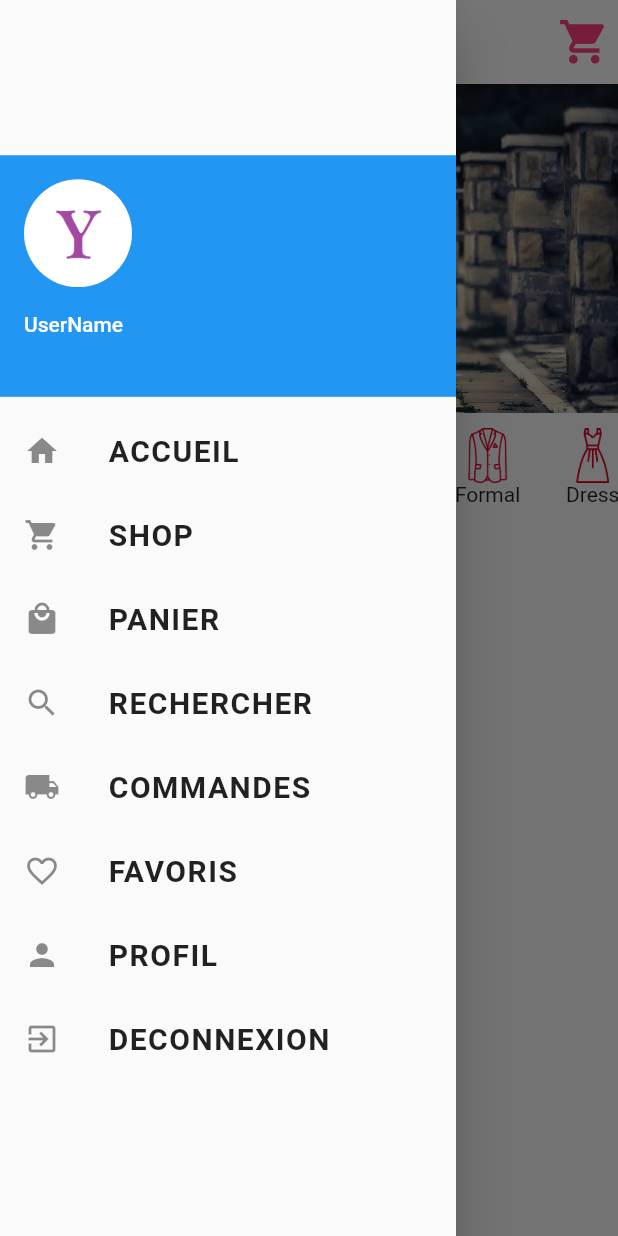
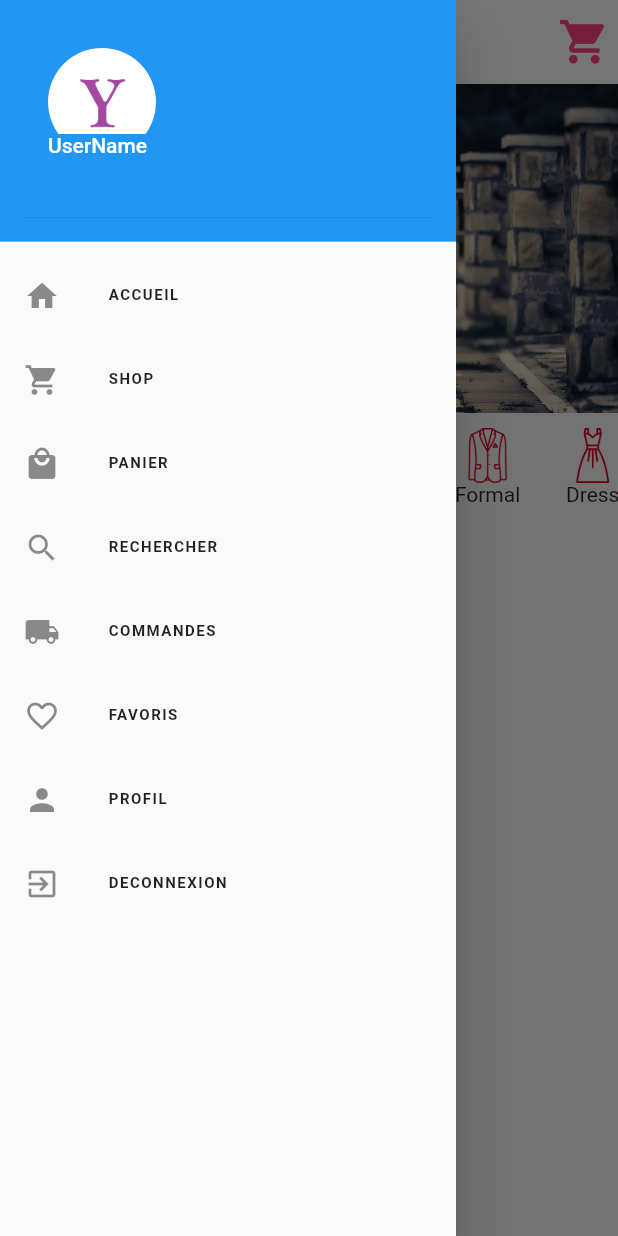
Before and after one commit to Alwil17/maella_shop, a Flutter app: the Home screen opened by its route, with the side drawer open, on a phone screen of 412 x 824 dp. Run offline on Flutter 3.47's test engine with Material 2 defaults, Android fonts, the phone set to English and light mode, and no system bars; our stand-ins replace carousel_pro, cloud_firestore, csv, device_preview, expandable, firebase_auth and 7 more; missing offline and left inert: corsac_jwt, jaguar_jwt, sliver_glue; accounts and stored records are empty.

Commit message:
Some bugs fixed

```diff
--- a/lib/component/loader.dart
+++ b/lib/component/loader.dart
@@ -11,8 +11,8 @@ class Loader{
               onWillPop: () async => false,
               child: Container(
                 key: key,
-                child: SpinKitFoldingCube(
-                  color: Colors.green,
+                child: SpinKitRing(
+                  color: Colors.pink,
                   size: 50.0,
                 ),
               )
--- a/lib/component/products/single.dart
+++ b/lib/component/products/single.dart
@@ -33,7 +33,7 @@ class SingleProduct extends StatelessWidget {
   Widget buildProduct(BuildContext context) {
     return Card(
       elevation: 10,
-      margin: EdgeInsets.all(10),
+      //margin: EdgeInsets.all(10),
       child: Container(
         width: MediaQuery.of(context).size.width / 2.25,
         height: MediaQuery.of(context).size.height / 3,
--- a/lib/component/sidebar.dart
+++ b/lib/component/sidebar.dart
@@ -20,15 +20,13 @@ Widget sidebar(BuildContext context){
 
   return SafeArea(
     child: Drawer(
-      child: Column(
-        mainAxisAlignment: MainAxisAlignment.center,
-        crossAxisAlignment: CrossAxisAlignment.center,
+      child: ListView(
+        padding: EdgeInsets.zero,
         children: <Widget>[
-          ListView(
-            shrinkWrap: true,
-            children: <Widget>[
-              Expanded(
-                flex: 2,
+          DrawerHeader(
+            decoration: BoxDecoration(
+              color: Colors.blue,
+            ),
             child: UserAccountsDrawerHeader(
 //              decoration: BoxDecoration(image: DecorationImage(image: AssetImage("img/mazzad.png"))),
               accountName: Text("UserName"),
@@ -44,7 +42,7 @@ Widget sidebar(BuildContext context){
                 title:Text(
                   'ACCUEIL',
                   style: TextStyle(
-                      fontSize: 20.0,
+                      fontSize: 10.0,
                       fontWeight: FontWeight.bold,
                       letterSpacing: 1.0
                   ),
@@ -58,7 +56,7 @@ Widget sidebar(BuildContext context){
                 title: Text(
                   'SHOP',
                   style: TextStyle(
-                      fontSize: 20.0,
+                      fontSize: 10.0,
                       fontWeight: FontWeight.bold,
                       letterSpacing: 1.0
                   ),
@@ -77,7 +75,7 @@ Widget sidebar(BuildContext context){
                 title: Text(
                   'PANIER',
                   style: TextStyle(
-                      fontSize: 20.0,
+                      fontSize: 10.0,
                       fontWeight: FontWeight.bold,
                       letterSpacing: 1.0
                   ),
@@ -97,7 +95,7 @@ Widget sidebar(BuildContext context){
                 title: Text(
                   'RECHERCHER',
                   style: TextStyle(
-                      fontSize: 20.0,
+                      fontSize: 10.0,
                       fontWeight: FontWeight.bold,
                       letterSpacing: 1.0
                   ),
@@ -108,7 +106,7 @@ Widget sidebar(BuildContext context){
                 title: Text(
                   'COMMANDES',
                   style: TextStyle(
-                      fontSize: 20.0,
+                      fontSize: 10.0,
                       fontWeight: FontWeight.bold,
                       letterSpacing: 1.0
                   ),
@@ -125,7 +123,7 @@ Widget sidebar(BuildContext context){
                 title: Text(
                   'FAVORIS',
                   style: TextStyle(
-                      fontSize: 20.0,
+                      fontSize: 10.0,
                       fontWeight: FontWeight.bold,
                       letterSpacing: 1.0
                   ),
@@ -142,7 +140,7 @@ Widget sidebar(BuildContext context){
                 title: Text(
                   'PROFIL',
                   style: TextStyle(
-                      fontSize: 20.0,
+                      fontSize: 10.0,
                       fontWeight: FontWeight.bold,
                       letterSpacing: 1.0
                   ),
@@ -159,7 +157,7 @@ Widget sidebar(BuildContext context){
                 title: Text(
                   'DECONNEXION',
                   style: TextStyle(
-                      fontSize: 20.0,
+                      fontSize: 10.0,
                       fontWeight: FontWeight.bold,
                       letterSpacing: 1.0
                   ),
@@ -170,8 +168,6 @@ Widget sidebar(BuildContext context){
               )
         ],
       )
-        ],
-      ),
     ),
   );
 }
--- a/lib/pages/checkout/addCreditCard.dart
+++ b/lib/pages/checkout/addCreditCard.dart
@@ -153,7 +153,7 @@ class _AddCreditCardState extends State<AddCreditCard> {
                       keyboardType: TextInputType.number,
                       validator: CreditCardValidation.validateCardNumber,
                       inputFormatters: [
-                        WhitelistingTextInputFormatter.digitsOnly,
+                        FilteringTextInputFormatter.digitsOnly,
                         LengthLimitingTextInputFormatter(16),
                         CardNumberInputFormatter()
                       ],
@@ -184,7 +184,7 @@ class _AddCreditCardState extends State<AddCreditCard> {
                       ),
                       keyboardType: TextInputType.number,
                       inputFormatters: [
-                        WhitelistingTextInputFormatter.digitsOnly,
+                        FilteringTextInputFormatter.digitsOnly,
                         LengthLimitingTextInputFormatter(4),
                         CardMonthInputFormatter()
                       ],
--- a/lib/pages/home.dart
+++ b/lib/pages/home.dart
@@ -4,9 +4,6 @@ import 'package:flutter/services.dart';
 import 'package:maella_shop/component/header.dart';
 import 'package:carousel_pro/carousel_pro.dart';
 import 'package:flutter_swiper/flutter_swiper.dart';
-import 'package:maella_shop/component/home/categoryCarousel.dart';
-import 'package:maella_shop/component/products/category.dart' as Cat;
-import 'package:maella_shop/component/home/gridListItem.dart';
 import 'package:maella_shop/component/products/details.dart';
 import 'package:maella_shop/component/sidebar.dart';
 
--- a/lib/pages/onBoardingScreen/onboardingScreen.dart
+++ b/lib/pages/onBoardingScreen/onboardingScreen.dart
@@ -64,7 +64,7 @@ class _OnBoardingScreenState extends State<OnBoardingScreen> {
             size: 35.0,
           ),
           onPressed: (){
-            if(slideIndex != 5){
+            if(slideIndex != 3){
               controller.animateToPage(slideIndex + 1, duration: Duration(milliseconds: 500), curve: Curves.linear);
             }
             else{
@@ -108,7 +108,7 @@ class _OnBoardingScreenState extends State<OnBoardingScreen> {
               Container(
                 child: Row(
                     children: [
-                      for (int i = 0; i < 6 ; i++) i == slideIndex ? _buildPageIndicator(true): _buildPageIndicator(false),
+                      for (int i = 0; i < 4 ; i++) i == slideIndex ? _buildPageIndicator(true): _buildPageIndicator(false),
                     ]
                 ),
               ),
--- a/lib/pages/profile/editProfile.dart
+++ b/lib/pages/profile/editProfile.dart
@@ -1,8 +1,6 @@
 import 'package:flutter/material.dart';
-import 'package:maella_shop/component/header.dart';
 import 'package:maella_shop/component/loader.dart';
 import 'package:maella_shop/component/profileAppBar.dart';
-import 'package:maella_shop/component/sidebar.dart';
 import 'package:maella_shop/services/profileService.dart';
 import 'package:maella_shop/services/validateService.dart';
 
--- a/lib/services/productService.dart
+++ b/lib/services/productService.dart
@@ -1,4 +1,3 @@
-import 'dart:math';
 import 'package:cloud_firestore/cloud_firestore.dart';
 import 'package:maella_shop/services/userService.dart';
 
```
Also changed, not shown: lib/pages/start.dart (+5 -5 lines), 1 other file. Lines whose indentation alone changed are shown as unchanged.
